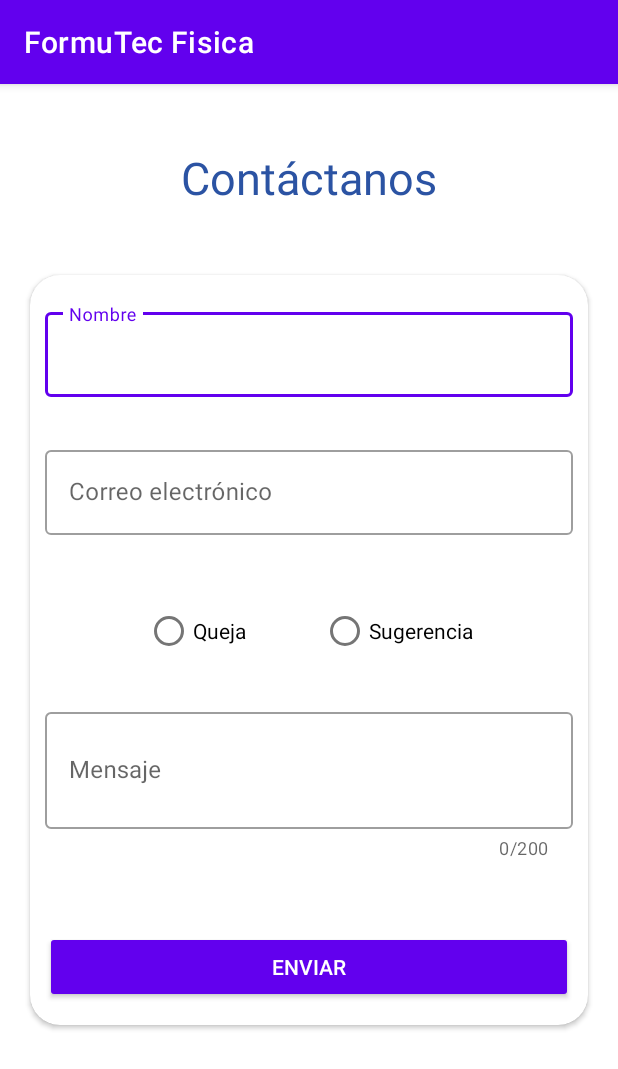
After one commit to Pulido1307/FormuTecFisica, an Android app: the ComplaintSuggestionsActivity screen opened directly, with no data from a screen before it, on a phone screen of 412 x 824 dp. The commit adds this screen. Shown: the top 1069 px of the screen. Run offline under Robolectric (Android 15) with nearby library versions, the phone set to English and light mode, and no system bars.

Commit message:
[ADD]SplashScreen y ComplaintSuggestionsActivity

```diff
--- a/app/build.gradle
+++ b/app/build.gradle
@@ -33,7 +33,10 @@ dependencies {
     implementation 'androidx.appcompat:appcompat:1.2.0'
     implementation 'com.google.android.material:material:1.2.1'
     implementation 'androidx.constraintlayout:constraintlayout:2.0.4'
+    implementation 'androidx.legacy:legacy-support-v4:1.0.0'
     testImplementation 'junit:junit:4.+'
     androidTestImplementation 'androidx.test.ext:junit:1.1.2'
     androidTestImplementation 'androidx.test.espresso:espresso-core:3.3.0'
+
+    implementation 'com.google.android.material:material:1.3.0-rc01'
 }
--- a/app/src/main/AndroidManifest.xml
+++ b/app/src/main/AndroidManifest.xml
@@ -9,6 +9,7 @@
         android:roundIcon="@mipmap/ic_launcher_round"
         android:supportsRtl="true"
         android:theme="@style/Theme.FormuTecFisica">
+        <activity android:name=".controllers.ComplaintSuggestionsActivity"></activity>
         <activity android:name=".SplashScreen">
             <intent-filter>
                 <action android:name="android.intent.action.MAIN" />
@@ -17,11 +18,6 @@
             </intent-filter>
         </activity>
         <activity android:name=".MainActivity">
-            <intent-filter>
-                <action android:name="android.intent.action.MAIN" />
-
-                <category android:name="android.intent.category.LAUNCHER" />
-            </intent-filter>
         </activity>
     </application>
 
--- a/app/src/main/java/com/tecnm/campusuruapan/formutecfisica/SplashScreen.java
+++ b/app/src/main/java/com/tecnm/campusuruapan/formutecfisica/SplashScreen.java
@@ -51,9 +51,8 @@ public class SplashScreen extends AppCompatActivity {
                 startActivity(intent);
                 finish();
             }catch (Exception ignored){}
-        }, 4000);
+        }, 3500);
     }
-
 
     @SuppressLint("WrongConstant")
     private void setInfo(){
--- /dev/null
+++ b/app/src/main/java/com/tecnm/campusuruapan/formutecfisica/controllers/ComplaintSuggestionsActivity.java
@@ -0,0 +1,19 @@
+package com.tecnm.campusuruapan.formutecfisica.controllers;
+
+import androidx.appcompat.app.AppCompatActivity;
+
+import android.os.Bundle;
+
+import com.tecnm.campusuruapan.formutecfisica.R;
+
+public class ComplaintSuggestionsActivity extends AppCompatActivity {
+
+    @Override
+    protected void onCreate(Bundle savedInstanceState) {
+        super.onCreate(savedInstanceState);
+        setContentView(R.layout.activity_complaint_suggestions);
+    }
+
+
+
+}
--- /dev/null
+++ b/app/src/main/res/layout/activity_complaint_suggestions.xml
@@ -0,0 +1,231 @@
+<?xml version="1.0" encoding="utf-8"?>
+<androidx.coordinatorlayout.widget.CoordinatorLayout xmlns:android="http://schemas.android.com/apk/res/android"
+    xmlns:app="http://schemas.android.com/apk/res-auto"
+    xmlns:tools="http://schemas.android.com/tools"
+    android:layout_width="match_parent"
+    android:layout_height="match_parent"
+    tools:context=".controllers.ComplaintSuggestionsActivity">
+
+    <androidx.core.widget.NestedScrollView
+        android:layout_width="match_parent"
+        android:layout_height="match_parent"
+        android:layout_gravity="fill_vertical"
+        app:layout_behavior="@string/appbar_scrolling_view_behavior">
+
+
+        <androidx.constraintlayout.widget.ConstraintLayout
+            android:layout_width="match_parent"
+            android:layout_height="match_parent">
+
+            <androidx.cardview.widget.CardView
+                android:id="@+id/cardView2"
+                android:layout_width="match_parent"
+                android:layout_height="500dp"
+                android:layout_margin="20dp"
+                android:elevation="1dp"
+                app:cardCornerRadius="20dp"
+                app:layout_constraintBottom_toBottomOf="parent"
+                app:layout_constraintEnd_toEndOf="parent"
+                app:layout_constraintStart_toStartOf="parent"
+                app:layout_constraintTop_toTopOf="@+id/guideline9">
+
+                <androidx.constraintlayout.widget.ConstraintLayout
+                    android:layout_width="match_parent"
+                    android:layout_height="match_parent">
+
+
+                    <RadioGroup
+                        android:layout_width="wrap_content"
+                        android:layout_height="40dp"
+                        android:layout_margin="10dp"
+                        android:orientation="horizontal"
+                        app:layout_constraintBottom_toTopOf="@+id/guideline5"
+                        app:layout_constraintEnd_toEndOf="parent"
+                        app:layout_constraintStart_toStartOf="parent"
+                        app:layout_constraintTop_toTopOf="@+id/guideline6">
+
+                        <RadioButton
+
+                            android:id="@+id/radioButton_queja"
+                            android:layout_width="wrap_content"
+                            android:layout_height="wrap_content"
+                            android:text="Queja" />
+
+
+                        <Space
+                            android:layout_width="50dp"
+                            android:layout_height="wrap_content" />
+
+                        <RadioButton
+                            android:id="@+id/radioButton_sugerencia"
+                            android:layout_width="wrap_content"
+                            android:layout_height="wrap_content"
+                            android:text="Sugerencia" />
+                    </RadioGroup>
+
+                    <com.google.android.material.button.MaterialButton
+                        android:id="@+id/button_enviar"
+                        style="@style/Widget.AppCompat.Button.Colored"
+                        android:layout_width="match_parent"
+                        android:layout_height="wrap_content"
+                        android:layout_gravity="center_horizontal"
+                        android:layout_marginStart="10dp"
+                        android:layout_marginEnd="10dp"
+                        android:gravity="center"
+                        android:text="Enviar"
+                        app:layout_constraintBottom_toTopOf="@+id/guideline"
+                        app:layout_constraintEnd_toEndOf="parent"
+                        app:layout_constraintHorizontal_bias="0.498"
+                        app:layout_constraintStart_toStartOf="parent" />
+
+
+                    <com.google.android.material.textfield.TextInputLayout
+                        android:id="@+id/editText_mensaje"
+                        style="@style/Widget.MaterialComponents.TextInputLayout.OutlinedBox"
+                        android:layout_width="match_parent"
+                        android:layout_height="118dp"
+                        android:layout_marginStart="10dp"
+                        android:layout_marginEnd="10dp"
+                        android:backgroundTint="@color/colorPrimaryDark"
+                        android:hint="Mensaje"
+                        app:counterEnabled="true"
+                        app:counterMaxLength="200"
+                        app:errorEnabled="true"
+                        app:layout_constraintBottom_toTopOf="@+id/guideline2"
+                        app:layout_constraintEnd_toEndOf="parent"
+                        app:layout_constraintStart_toStartOf="parent"
+                        app:layout_constraintTop_toTopOf="@+id/guideline5">
+
+                        <com.google.android.material.textfield.TextInputEditText
+                            android:layout_width="match_parent"
+                            android:layout_height="78dp"
+                            android:inputType="textMultiLine" />
+
+                    </com.google.android.material.textfield.TextInputLayout>
+
+                    <com.google.android.material.textfield.TextInputLayout
+                        android:id="@+id/editText_nombre"
+                        style="@style/Widget.MaterialComponents.TextInputLayout.OutlinedBox"
+                        android:layout_width="match_parent"
+                        android:layout_height="wrap_content"
+                        android:layout_marginStart="10dp"
+                        android:layout_marginEnd="10dp"
+                        android:backgroundTint="@color/colorPrimaryDark"
+                        android:hint="Nombre"
+                        app:errorEnabled="true"
+                        app:layout_constraintBottom_toTopOf="@+id/guideline4"
+                        app:layout_constraintEnd_toEndOf="parent"
+                        app:layout_constraintStart_toStartOf="parent"
+                        app:layout_constraintTop_toTopOf="@+id/guideline3">
+
+                        <com.google.android.material.textfield.TextInputEditText
+                            android:layout_width="match_parent"
+                            android:layout_height="wrap_content"
+                            android:inputType="textCapWords" />
+
+                    </com.google.android.material.textfield.TextInputLayout>
+
+                    <com.google.android.material.textfield.TextInputLayout
+                        android:id="@+id/editText_email"
+                        style="@style/Widget.MaterialComponents.TextInputLayout.OutlinedBox"
+                        android:layout_width="match_parent"
+                        android:layout_height="wrap_content"
+                        android:layout_marginStart="10dp"
+                        android:layout_marginEnd="10dp"
+                        android:backgroundTint="@color/colorPrimaryDark"
+                        android:hint="Correo electrónico"
+                        app:errorEnabled="true"
+                        app:layout_constraintBottom_toTopOf="@+id/guideline6"
+                        app:layout_constraintEnd_toEndOf="parent"
+                        app:layout_constraintStart_toStartOf="parent"
+                        app:layout_constraintTop_toTopOf="@+id/guideline4">
+
+                        <com.google.android.material.textfield.TextInputEditText
+                            android:layout_width="match_parent"
+                            android:layout_height="wrap_content"
+                            android:inputType="textEmailAddress" />
+
+                    </com.google.android.material.textfield.TextInputLayout>
+
+                    <androidx.constraintlayout.widget.Guideline
+                        android:id="@+id/guideline7"
+                        android:layout_width="wrap_content"
+                        android:layout_height="wrap_content"
+                        android:orientation="vertical"
+                        app:layout_constraintGuide_percent="0.5" />
+
+
+                    <androidx.constraintlayout.widget.Guideline
+                        android:id="@+id/guideline"
+                        android:layout_width="wrap_content"
+                        android:layout_height="wrap_content"
+                        android:orientation="horizontal"
+                        app:layout_constraintGuide_percent="0.97" />
+
+                    <androidx.constraintlayout.widget.Guideline
+                        android:id="@+id/guideline2"
+                        android:layout_width="wrap_content"
+                        android:layout_height="wrap_content"
+                        android:orientation="horizontal"
+                        app:layout_constraintGuide_percent="0.85" />
+
+                    <androidx.constraintlayout.widget.Guideline
+                        android:id="@+id/guideline3"
+                        android:layout_width="wrap_content"
+                        android:layout_height="wrap_content"
+                        android:orientation="horizontal"
+                        app:layout_constraintGuide_percent="0.05" />
+
+                    <androidx.constraintlayout.widget.Guideline
+                        android:id="@+id/guideline4"
+                        android:layout_width="wrap_content"
+                        android:layout_height="wrap_content"
+                        android:orientation="horizontal"
+                        app:layout_constraintGuide_percent="0.19" />
+
+                    <androidx.constraintlayout.widget.Guideline
+                        android:id="@+id/guideline5"
+                        android:layout_width="wrap_content"
+                        android:layout_height="wrap_content"
+                        android:orientation="horizontal"
+                        app:layout_constraintGuide_percent="0.53" />
+
+                    <androidx.constraintlayout.widget.Guideline
+                        android:id="@+id/guideline6"
+                        android:layout_width="wrap_content"
+                        android:layout_height="wrap_content"
+                        android:orientation="horizontal"
+                        app:layout_constraintGuide_percent="0.42" />
+                </androidx.constraintlayout.widget.ConstraintLayout>
+            </androidx.cardview.widget.CardView>
+
+            <TextView
+                android:id="@+id/textView_titulo"
+                android:layout_width="wrap_content"
+                android:layout_height="wrap_content"
+                android:text="Contáctanos"
+                android:textColor="@color/colorblue1"
+                android:textSize="30sp"
+                app:layout_constraintBottom_toTopOf="@+id/guideline9"
+                app:layout_constraintEnd_toEndOf="parent"
+                app:layout_constraintStart_toStartOf="parent"
+                app:layout_constraintTop_toTopOf="@+id/guideline8" />
+
+            <androidx.constraintlayout.widget.Guideline
+                android:id="@+id/guideline8"
+                android:layout_width="wrap_content"
+                android:layout_height="wrap_content"
+                android:orientation="horizontal"
+                app:layout_constraintGuide_percent="0.027359782" />
+
+            <androidx.constraintlayout.widget.Guideline
+                android:id="@+id/guideline9"
+                android:layout_width="wrap_content"
+                android:layout_height="wrap_content"
+                android:orientation="horizontal"
+                app:layout_constraintGuide_percent="0.16552667" />
+
+
+        </androidx.constraintlayout.widget.ConstraintLayout>
+    </androidx.core.widget.NestedScrollView>
+</androidx.coordinatorlayout.widget.CoordinatorLayout>
--- a/app/src/main/res/values/strings.xml
+++ b/app/src/main/res/values/strings.xml
@@ -2,5 +2,8 @@
     <string name="app_name">FormuTec Fisica</string>
     <string name="splash_screen">Splash Screen</string>
     <string name="icono_principal">Icono principal</string>
+    <string name="buscar">Buscar...</string>
     <string name="descripcion_app">FormuTec es una app desarrollada por alumnos de la carrera de ISC del Instituto Tecnológico Superior de Uruapan.</string>
+    <string name="acerca_de">Acerca de</string>
+    <string name="quejas_y_sugerencias">Quejas y sugerencias</string>
 </resources>
```
Also changed, not shown: app/src/main/java/com/tecnm/campusuruapan/formutecfisica/MainActivity.java (+54 -0 lines), app/src/main/res/drawable/ic_search_black_24dp.xml (added, +9 -0 lines), app/src/main/res/layout-v26/activity_splash_screen.xml (deleted, +0 -89 lines), app/src/main/res/layout/activity_splash_screen.xml (+5 -4 lines), app/src/main/res/menu/opc.xml (added, +18 -0 lines).
